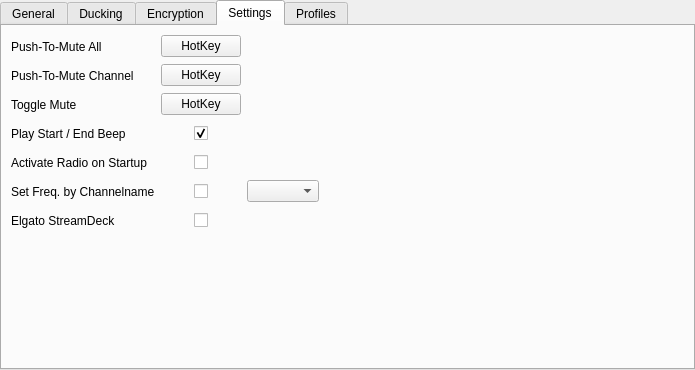
Old version of the form src/channels.ui in the repository Mattyzero/krtcomms.
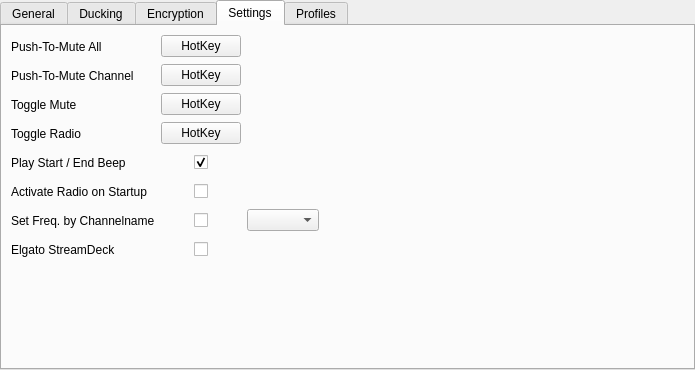
New version of the form. The open tabs and pages were chosen to show the change. Custom widgets are drawn as their Qt base class.

Commit message: enter onSubmit EditableLCD, Toggle Radio

```diff
--- a/src/channels.ui
+++ b/src/channels.ui
@@ -2398,8 +2398,59 @@
       </attribute>
       <layout class="QGridLayout" name="gridLayout_10">
        <item row="0" column="0">
-        <layout class="QGridLayout" name="gridLayout_9" rowminimumheight="23,23,23,23,23,23,23,23" columnminimumwidth="100,0,0,0">
-         <item row="3" column="1" alignment="Qt::AlignHCenter|Qt::AlignVCenter">
+        <layout class="QGridLayout" name="gridLayout_9" rowminimumheight="23,23,23,23,23,23,23,23,0" columnminimumwidth="100,0,0,0">
+         <item row="7" column="1" alignment="Qt::AlignHCenter|Qt::AlignVCenter">
+          <widget class="QCheckBox" name="elgato_streamdeck">
+           <property name="text">
+            <string/>
+           </property>
+          </widget>
+         </item>
+         <item row="8" column="3">
+          <spacer name="horizontalSpacer_5">
+           <property name="orientation">
+            <enum>Qt::Horizontal</enum>
+           </property>
+           <property name="sizeHint" stdset="0">
+            <size>
+             <width>40</width>
+             <height>20</height>
+            </size>
+           </property>
+          </spacer>
+         </item>
+         <item row="6" column="2">
+          <widget class="QComboBox" name="set_freq_by_channelname_radio"/>
+         </item>
+         <item row="5" column="0">
+          <widget class="QLabel" name="label_14">
+           <property name="text">
+            <string>Activate Radio on Startup</string>
+           </property>
+          </widget>
+         </item>
+         <item row="6" column="0">
+          <widget class="QLabel" name="label_16">
+           <property name="text">
+            <string>Set Freq. by Channelname</string>
+           </property>
+          </widget>
+         </item>
+         <item row="4" column="0">
+          <widget class="QLabel" name="label_13">
+           <property name="text">
+            <string>Play Start / End Beep</string>
+           </property>
+          </widget>
+         </item>
+         <item row="2" column="1">
+          <widget class="QPushButton" name="toggle_mute">
+           <property name="text">
+            <string>HotKey</string>
+           </property>
+          </widget>
+         </item>
+         <item row="4" column="1" alignment="Qt::AlignHCenter|Qt::AlignVCenter">
           <widget class="QCheckBox" name="beep_sound">
            <property name="enabled">
             <bool>true</bool>
@@ -2412,14 +2463,7 @@
            </property>
           </widget>
          </item>
-         <item row="1" column="0">
-          <widget class="QLabel" name="label_12">
-           <property name="text">
-            <string>Push-To-Mute Channel</string>
-           </property>
-          </widget>
-         </item>
-         <item row="7" column="0">
+         <item row="8" column="0">
           <spacer name="verticalSpacer_2">
            <property name="orientation">
             <enum>Qt::Vertical</enum>
@@ -2432,13 +2476,20 @@
            </property>
           </spacer>
          </item>
-         <item row="4" column="1" alignment="Qt::AlignHCenter|Qt::AlignVCenter">
-          <widget class="QCheckBox" name="activate_radio_on_startup">
+         <item row="6" column="1" alignment="Qt::AlignHCenter">
+          <widget class="QCheckBox" name="set_freq_by_channelname">
            <property name="text">
             <string/>
            </property>
           </widget>
          </item>
+         <item row="7" column="0">
+          <widget class="QLabel" name="label_17">
+           <property name="text">
+            <string>Elgato StreamDeck</string>
+           </property>
+          </widget>
+         </item>
          <item row="1" column="1">
           <widget class="QPushButton" name="push_to_mute_channel">
            <property name="text">
@@ -2453,26 +2504,6 @@
            </property>
           </widget>
          </item>
-         <item row="5" column="1" alignment="Qt::AlignHCenter">
-          <widget class="QCheckBox" name="set_freq_by_channelname">
-           <property name="text">
-            <string/>
-           </property>
-          </widget>
-         </item>
-         <item row="7" column="3">
-          <spacer name="horizontalSpacer_5">
-           <property name="orientation">
-            <enum>Qt::Horizontal</enum>
-           </property>
-           <property name="sizeHint" stdset="0">
-            <size>
-             <width>40</width>
-             <height>20</height>
-            </size>
-           </property>
-          </spacer>
-         </item>
          <item row="0" column="0">
           <widget class="QLabel" name="label_11">
            <property name="text">
@@ -2480,37 +2511,6 @@
            </property>
           </widget>
          </item>
-         <item row="4" column="0">
-          <widget class="QLabel" name="label_14">
-           <property name="text">
-            <string>Activate Radio on Startup</string>
-           </property>
-          </widget>
-         </item>
-         <item row="5" column="0">
-          <widget class="QLabel" name="label_16">
-           <property name="text">
-            <string>Set Freq. by Channelname</string>
-           </property>
-          </widget>
-         </item>
-         <item row="5" column="2">
-          <widget class="QComboBox" name="set_freq_by_channelname_radio"/>
-         </item>
-         <item row="3" column="0">
-          <widget class="QLabel" name="label_13">
-           <property name="text">
-            <string>Play Start / End Beep</string>
-           </property>
-          </widget>
-         </item>
-         <item row="2" column="1">
-          <widget class="QPushButton" name="toggle_mute">
-           <property name="text">
-            <string>HotKey</string>
-           </property>
-          </widget>
-         </item>
          <item row="0" column="1">
           <widget class="QPushButton" name="push_to_mute_all">
            <property name="text">
@@ -2518,20 +2518,34 @@
            </property>
           </widget>
          </item>
-         <item row="6" column="0">
-          <widget class="QLabel" name="label_17">
-           <property name="text">
-            <string>Elgato StreamDeck</string>
-           </property>
-          </widget>
-         </item>
-         <item row="6" column="1" alignment="Qt::AlignHCenter|Qt::AlignVCenter">
-          <widget class="QCheckBox" name="elgato_streamdeck">
+         <item row="5" column="1" alignment="Qt::AlignHCenter|Qt::AlignVCenter">
+          <widget class="QCheckBox" name="activate_radio_on_startup">
            <property name="text">
             <string/>
            </property>
           </widget>
          </item>
+         <item row="1" column="0">
+          <widget class="QLabel" name="label_12">
+           <property name="text">
+            <string>Push-To-Mute Channel</string>
+           </property>
+          </widget>
+         </item>
+         <item row="3" column="1">
+          <widget class="QPushButton" name="toggle_radio">
+           <property name="text">
+            <string>HotKey</string>
+           </property>
+          </widget>
+         </item>
+         <item row="3" column="0">
+          <widget class="QLabel" name="label_18">
+           <property name="text">
+            <string>Toggle Radio</string>
+           </property>
+          </widget>
+         </item>
         </layout>
        </item>
       </layout>
```
Left out of the diff: 24 changed lines with no effect on the pictures. The commit also changes 7 other files.
